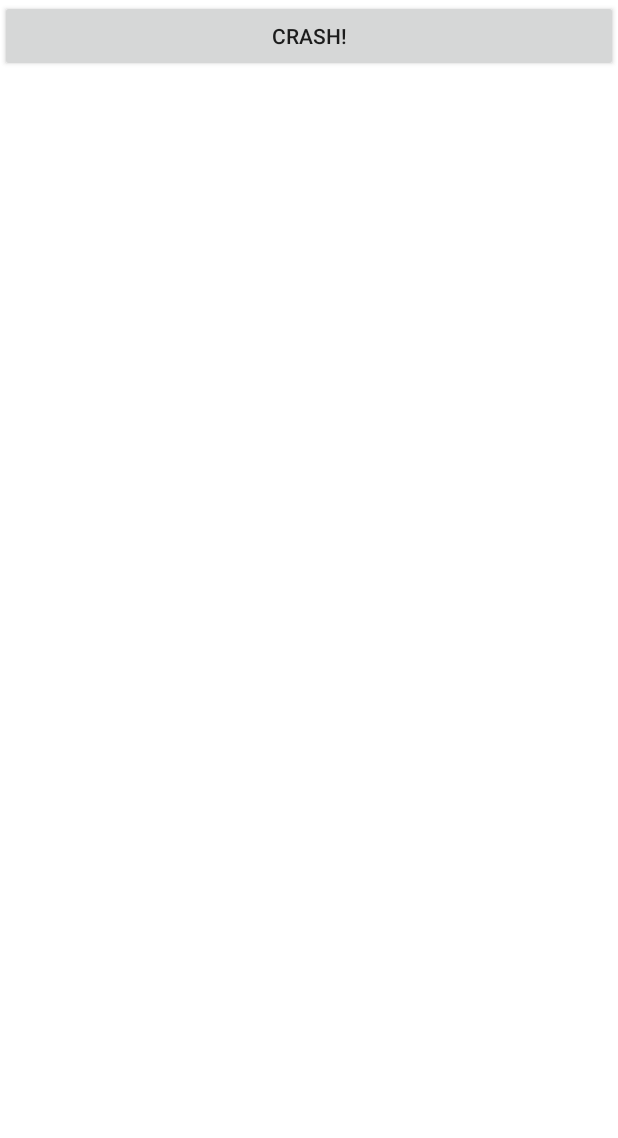
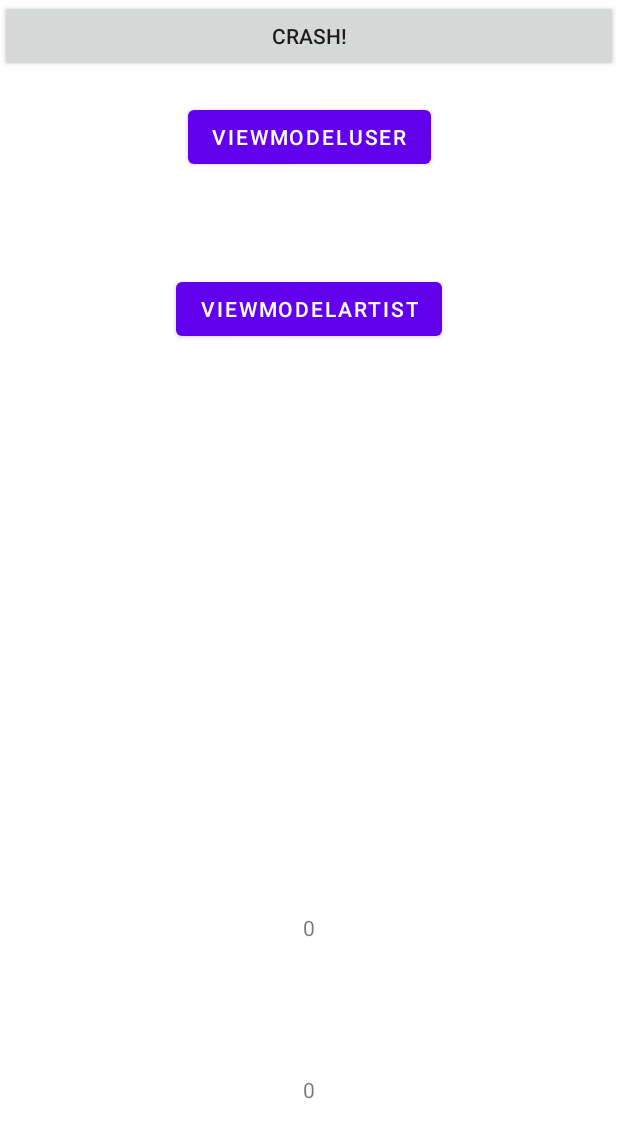
Before and after one commit to FeryaelJustice/DJExperienceApp, an Android app: the MainActivity screen opened directly, with no data from a screen before it, on a phone screen of 412 x 824 dp. Shown: the top 1138 px of the screen. Run offline under Robolectric (Android 15) with nearby library versions, the phone set to English and light mode, and no system bars; our stand-ins replace AdMob; 1 statement that could not run was skipped.

Commit message:
ViewModels and LiveData 2.0

```diff
--- a/app/src/main/java/com/feryaeldev/djexperience/activities/MainActivity.kt
+++ b/app/src/main/java/com/feryaeldev/djexperience/activities/MainActivity.kt
@@ -4,8 +4,15 @@ import android.content.Intent
 import android.os.Bundle
 import android.view.ViewGroup
 import android.widget.Button
+import android.widget.TextView
+import androidx.activity.viewModels
 import com.feryaeldev.djexperience.R
 import com.feryaeldev.djexperience.base.BaseActivity
+import com.feryaeldev.djexperience.data.enums.ArtistType
+import com.feryaeldev.djexperience.data.models.Artist
+import com.feryaeldev.djexperience.data.models.User
+import com.feryaeldev.djexperience.data.viewmodels.ArtistViewModel
+import com.feryaeldev.djexperience.data.viewmodels.UserViewModel
 import com.feryaeldev.djexperience.onboarding.OnboardingActivity
 import com.feryaeldev.djexperience.settings.Settings
 import com.google.android.gms.ads.*
@@ -13,30 +20,64 @@ import com.google.android.gms.ads.*
 class MainActivity : BaseActivity() {
 
     lateinit var mAdView: AdView
+    private val userViewModel: UserViewModel by viewModels()
+    private val artistViewModel: ArtistViewModel by viewModels()
 
     override fun onCreate(savedInstanceState: Bundle?) {
         super.onCreate(savedInstanceState)
         setContentView(R.layout.activity_main)
 
+        var a = ""
+        var b = ""
+        // VIEW MODELS
+        userViewModel.getUser().observe(this, {
+            a = it.name
+            findViewById<TextView>(R.id.tv1).text = it.edad.toString()
+        })
+        artistViewModel.getArtist().observe(this, {
+            b = it.name
+            findViewById<TextView>(R.id.tv2).text = it.edad.toString()
+        })
+
+        // SETTINGS
         //val preferences = getSharedPreferences("Settings", Context.MODE_PRIVATE) ?: return
         val settings = Settings(applicationContext)
         if (settings.isFirstOpen()) {
             navigateToOnboarding()
         }
 
+        // CRASHLYTICS
         val crashButton = Button(this)
         crashButton.text = "Crash!"
         crashButton.setOnClickListener {
             throw RuntimeException("Test Crash") // Force a crash
         }
+        findViewById<Button>(R.id.id).setOnClickListener {
+            userViewModel.setUser(
+                User(
+                    "Fer",
+                    userViewModel.getUser().value!!.edad+1
+                )
+            )
+        }
+        findViewById<Button>(R.id.id2).setOnClickListener {
+            artistViewModel.setArtist(
+                Artist(
+                    "Fer", ArtistType.DJ,
+                    artistViewModel.getArtist().value!!.edad+1
+                )
+            )
+        }
 
         addContentView(
-            crashButton, ViewGroup.LayoutParams(
+            crashButton,
+            ViewGroup.LayoutParams(
                 ViewGroup.LayoutParams.MATCH_PARENT,
                 ViewGroup.LayoutParams.WRAP_CONTENT
-            )
+            ),
         )
 
+        // ADS
         MobileAds.initialize(this) {}
 
         mAdView = findViewById(R.id.adView)
--- a/app/src/main/java/com/feryaeldev/djexperience/data/enums/ArtistType.kt
+++ b/app/src/main/java/com/feryaeldev/djexperience/data/enums/ArtistType.kt
@@ -1,4 +1,5 @@
 package com.feryaeldev.djexperience.data.enums
 
 enum class ArtistType {
+    DJ, PRODUCER, DJPRODUCER
 }
--- a/app/src/main/java/com/feryaeldev/djexperience/data/models/Artist.kt
+++ b/app/src/main/java/com/feryaeldev/djexperience/data/models/Artist.kt
@@ -2,4 +2,4 @@ package com.feryaeldev.djexperience.data.models
 
 import com.feryaeldev.djexperience.data.enums.ArtistType
 
-data class Artist(val name: String, val type: ArtistType)
+data class Artist(var name: String, var type: ArtistType, var edad: Int)
--- a/app/src/main/java/com/feryaeldev/djexperience/data/models/User.kt
+++ b/app/src/main/java/com/feryaeldev/djexperience/data/models/User.kt
@@ -1,3 +1,3 @@
 package com.feryaeldev.djexperience.data.models
 
-data class User(val name: String)
+data class User(var name: String, var edad: Int)
--- a/app/src/main/java/com/feryaeldev/djexperience/data/viewmodels/ArtistViewModel.kt
+++ b/app/src/main/java/com/feryaeldev/djexperience/data/viewmodels/ArtistViewModel.kt
@@ -2,12 +2,19 @@ package com.feryaeldev.djexperience.data.viewmodels
 
 import androidx.lifecycle.MutableLiveData
 import androidx.lifecycle.ViewModel
+import com.feryaeldev.djexperience.data.enums.ArtistType
 import com.feryaeldev.djexperience.data.models.Artist
 
 class ArtistViewModel : ViewModel() {
 
     private val artist = MutableLiveData<Artist>()
 
+    init {
+        artist.postValue(Artist("",ArtistType.DJPRODUCER,0))
+    }
+
+    fun getArtist(): MutableLiveData<Artist> = artist
+
     fun setArtist(newArtist: Artist) {
         artist.postValue(newArtist)
     }
--- a/app/src/main/java/com/feryaeldev/djexperience/data/viewmodels/UserViewModel.kt
+++ b/app/src/main/java/com/feryaeldev/djexperience/data/viewmodels/UserViewModel.kt
@@ -8,6 +8,12 @@ class UserViewModel : ViewModel() {
 
     private val user = MutableLiveData<User>()
 
+    init {
+        user.postValue(User("",0))
+    }
+
+    fun getUser(): MutableLiveData<User> = user
+
     fun setUser(newUser: User) {
         user.postValue(newUser)
     }
--- a/app/src/main/res/layout/activity_main.xml
+++ b/app/src/main/res/layout/activity_main.xml
@@ -18,6 +18,25 @@
         app:layout_constraintRight_toRightOf="parent"
         app:layout_constraintTop_toTopOf="parent"
         app:navGraph="@navigation/nav_graph" /> -->
+    <Button
+        android:id="@+id/id"
+        android:layout_width="wrap_content"
+        android:layout_height="wrap_content"
+        android:text="viewModelUser"
+        app:layout_constraintBottom_toTopOf="@+id/id2"
+        app:layout_constraintLeft_toLeftOf="parent"
+        app:layout_constraintRight_toRightOf="parent"
+        app:layout_constraintTop_toTopOf="parent"/>
+
+    <Button
+        android:id="@+id/id2"
+        android:text="viewModelArtist"
+        android:layout_width="wrap_content"
+        android:layout_height="wrap_content"
+        app:layout_constraintBottom_toTopOf="@+id/adView"
+        app:layout_constraintLeft_toLeftOf="parent"
+        app:layout_constraintRight_toRightOf="parent"
+        app:layout_constraintTop_toTopOf="parent"/>
 
     <com.google.android.gms.ads.AdView xmlns:ads="http://schemas.android.com/apk/res-auto"
         android:id="@+id/adView"
@@ -32,4 +51,22 @@
         app:layout_constraintRight_toRightOf="parent"
         app:layout_constraintTop_toTopOf="parent" />
 
+    <TextView
+        android:id="@+id/tv1"
+        android:layout_width="wrap_content"
+        android:layout_height="wrap_content"
+        app:layout_constraintBottom_toBottomOf="parent"
+        app:layout_constraintLeft_toLeftOf="parent"
+        app:layout_constraintRight_toRightOf="parent"
+        app:layout_constraintTop_toBottomOf="@id/adView" />
+
+    <TextView
+        android:id="@+id/tv2"
+        android:layout_width="wrap_content"
+        android:layout_height="wrap_content"
+        app:layout_constraintBottom_toBottomOf="parent"
+        app:layout_constraintLeft_toLeftOf="parent"
+        app:layout_constraintRight_toRightOf="parent"
+        app:layout_constraintTop_toBottomOf="@id/tv1" />
+
 </androidx.constraintlayout.widget.ConstraintLayout>
```
